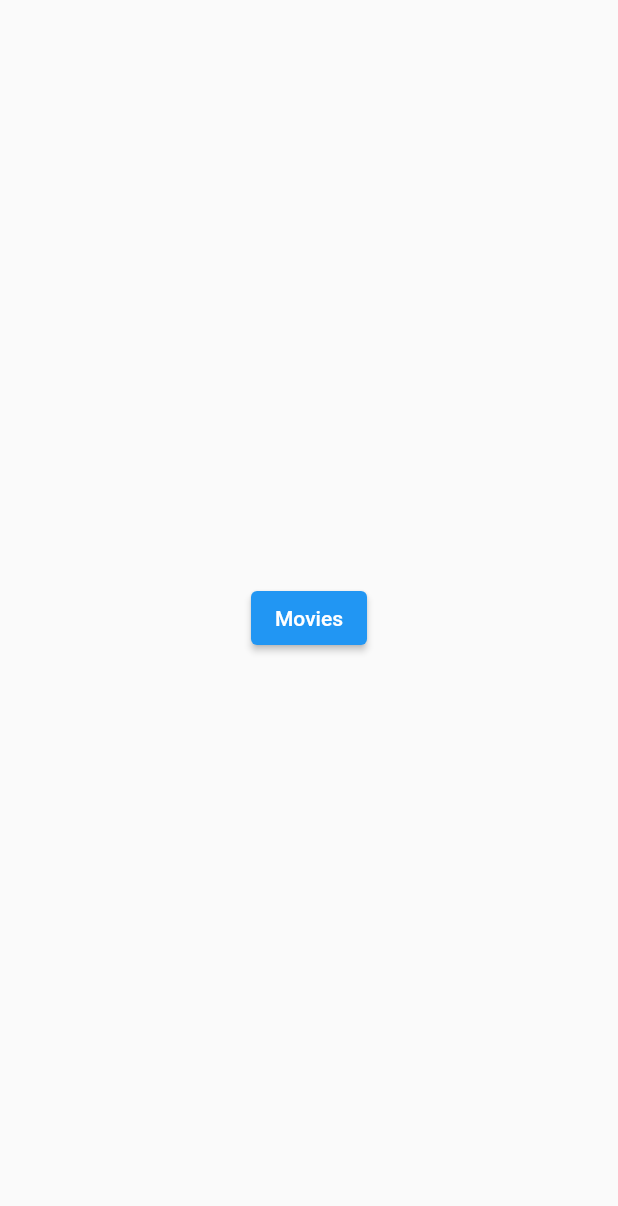
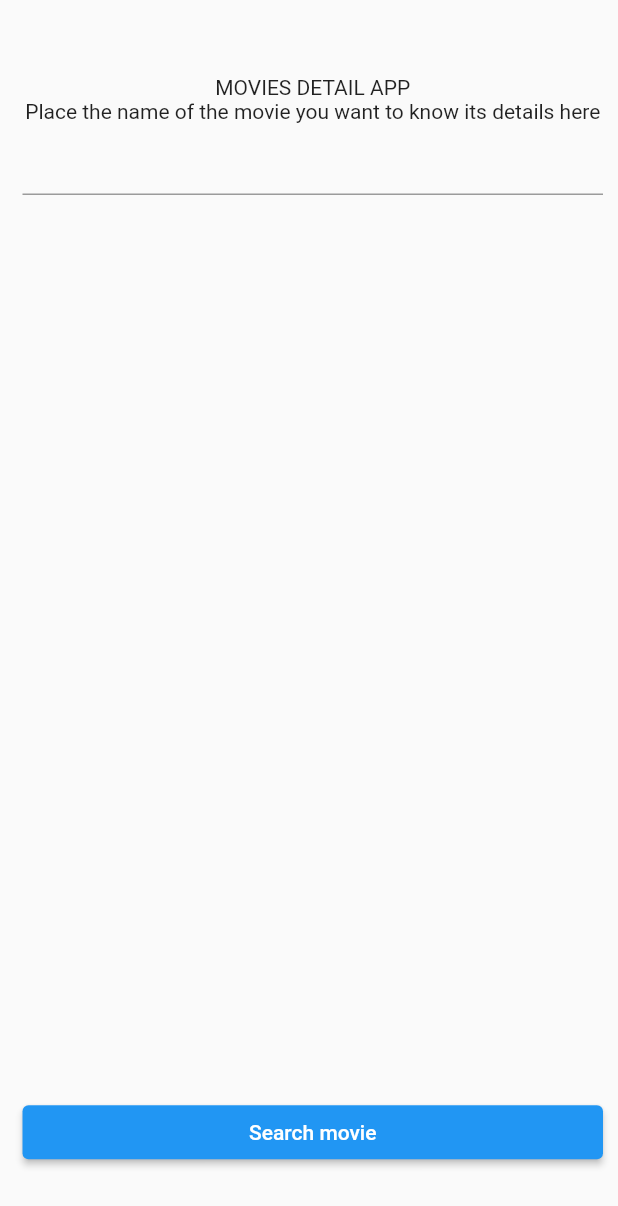
Before and after one commit to Luis97Lopez/movies-flutter-app, a Flutter app: the screen it shows after launch, on a phone screen of 412 x 824 dp. Shown: the top 1206 px of the screen. Run offline on Flutter 3.47's test engine with Material 2 defaults, Android fonts, the light colour scheme and no system bars.

Commit message:
wip project now stable

```diff
--- a/lib/main.dart
+++ b/lib/main.dart
@@ -1,6 +1,6 @@
 import 'package:flutter/material.dart';
-import 'screens/home.dart';
-import 'screens/movies.dart';
+import 'screens/search_movies.dart';
+import 'screens/movie_details.dart';
 
 void main() {
   runApp(const MoviesApp());
@@ -12,10 +12,10 @@ class MoviesApp extends StatelessWidget {
   Widget build(BuildContext context) {
     return MaterialApp(
       routes: {
-        '/home': (context) => const HomeScreen(),
-        '/movies': (context) => const MoviesScreen()
+        '/search': (context) => const SearchMoviesScreen(),
+        '/movie': (context) => const MovieDetailsScreen()
       },
-      initialRoute: '/home',
+      initialRoute: '/search',
     );
   }
 }
--- /dev/null
+++ b/lib/models/movie.dart
@@ -0,0 +1,32 @@
+class Movie {
+  String title;
+  String year;
+  String poster;
+  String plot;
+  bool isEmpty;
+
+  Movie(
+      {required this.title,
+      required this.year,
+      required this.poster,
+      required this.plot,
+      this.isEmpty = false});
+
+  factory Movie.fromJson(Map<String, dynamic> json) {
+    String poster = "N/A";
+
+    if (json['Poster'] != null) {
+      poster = json['Poster'];
+    }
+
+    return Movie(
+        title: json['Title'],
+        year: json['Year'],
+        poster: poster,
+        plot: json['Plot']);
+  }
+
+  factory Movie.getEmpty() {
+    return Movie(plot: '', title: '', poster: '', year: '', isEmpty: true);
+  }
+}
--- a/lib/screens/home.dart
+++ /dev/null
@@ -1,30 +0,0 @@
-import 'package:flutter/material.dart';
-
-class HomeScreen extends StatelessWidget {
-  const HomeScreen({super.key});
-  @override
-  Widget build(BuildContext context) {
-    return Scaffold(
-        body: Container(
-            alignment: Alignment.center,
-            child: FractionallySizedBox(
-                widthFactor: 0.7,
-                heightFactor: 0.7,
-                child: Column(
-                  mainAxisAlignment: MainAxisAlignment.center,
-                  children: const [HomeButton()],
-                ))));
-  }
-}
-
-class HomeButton extends StatelessWidget {
-  const HomeButton({super.key});
-  @override
-  Widget build(BuildContext context) {
-    return ElevatedButton(
-        onPressed: () {
-          Navigator.pushNamed(context, '/movies');
-        },
-        child: const Text('Movies'));
-  }
-}
--- /dev/null
+++ b/lib/screens/movie_details.dart
@@ -0,0 +1,20 @@
+import 'package:flutter/material.dart';
+import '../models/movie.dart';
+
+class MovieDetailsScreen extends StatelessWidget {
+  const MovieDetailsScreen({super.key});
+
+  @override
+  Widget build(BuildContext context) {
+    final Movie movie = ModalRoute.of(context)!.settings.arguments as Movie;
+
+    return Scaffold(
+        appBar: AppBar(),
+        body: Container(
+            child: movie.isEmpty
+                ? const Center(
+                    child: Text('No movie found.'),
+                  )
+                : Text(movie.title)));
+  }
+}
--- a/lib/screens/movies.dart
+++ b/lib/screens/search_movies.dart
@@ -1,15 +1,18 @@
 import 'package:flutter/material.dart';
+import '../models/movie.dart';
+import '../services/movie.dart';
 
-class MoviesScreen extends StatefulWidget {
-  const MoviesScreen({super.key});
-
-  // TODO: Search History list variable
+class SearchMoviesScreen extends StatefulWidget {
+  const SearchMoviesScreen({super.key});
 
   @override
-  State<MoviesScreen> createState() => _MoviesScreen();
+  State<SearchMoviesScreen> createState() => _SearchMoviesScreen();
 }
 
-class _MoviesScreen extends State<MoviesScreen> {
+class _SearchMoviesScreen extends State<SearchMoviesScreen> {
+  List<Movie> searchHistory = [];
+  TextEditingController searchController = TextEditingController();
+
   @override
   Widget build(BuildContext context) {
     return Scaffold(
@@ -18,12 +21,15 @@ class _MoviesScreen extends State<MoviesScreen> {
             child: Column(children: [
               Expanded(
                   flex: 2,
-                  child: Column(children: const [
-                    Text('MOVIES DETAIL APP'),
-                    Text(
+                  child: Column(children: [
+                    const Text('MOVIES DETAIL APP'),
+                    const Text(
                         'Place the name of the movie you want to know its details here'),
-                    TextField(),
+                    TextField(
+                      controller: searchController,
+                    ),
                   ])),
+              // TODO: List cache movies
               Expanded(flex: 4, child: Container()),
               Expanded(
                   flex: 1,
@@ -34,7 +40,11 @@ class _MoviesScreen extends State<MoviesScreen> {
                               width: double.infinity,
                               child: ElevatedButton(
                                 onPressed: () {
-                                  print('searching...');
+                                  searchMovie(searchController.text)
+                                      .then((result) {
+                                    Navigator.pushNamed(context, '/movie',
+                                        arguments: result);
+                                  });
                                 },
                                 child: const Text('Search movie'),
                               )))))
--- /dev/null
+++ b/lib/services/movie.dart
@@ -0,0 +1,26 @@
+import 'dart:convert';
+import '../models/movie.dart';
+import 'package:http/http.dart' as http;
+
+Future<Movie> searchMovie(text) async {
+  Movie movie;
+
+  var key = 'bb7a7990';
+  var url = 'http://www.omdbapi.com/?apikey=$key&t=$text';
+
+  try {
+    return http.get(Uri.parse(url)).then((response) async {
+      final movieJson = json.decode(response.body);
+      print(movieJson);
+      if (movieJson["Response"] == "True") {
+        movie = Movie.fromJson(movieJson);
+        return movie;
+      }
+
+      return Movie.getEmpty();
+    });
+  } catch (e) {
+    print('Error api: ' + e.toString() + '.');
+    return Future.value(Movie.getEmpty());
+  }
+}
--- a/pubspec.yaml
+++ b/pubspec.yaml
@@ -35,6 +35,7 @@ dependencies:
   # The following adds the Cupertino Icons font to your application.
   # Use with the CupertinoIcons class for iOS style icons.
   cupertino_icons: ^1.0.2
+  http: ^0.13.5
 
 dev_dependencies:
   flutter_test:
```
Also changed, not shown: pubspec.lock.
